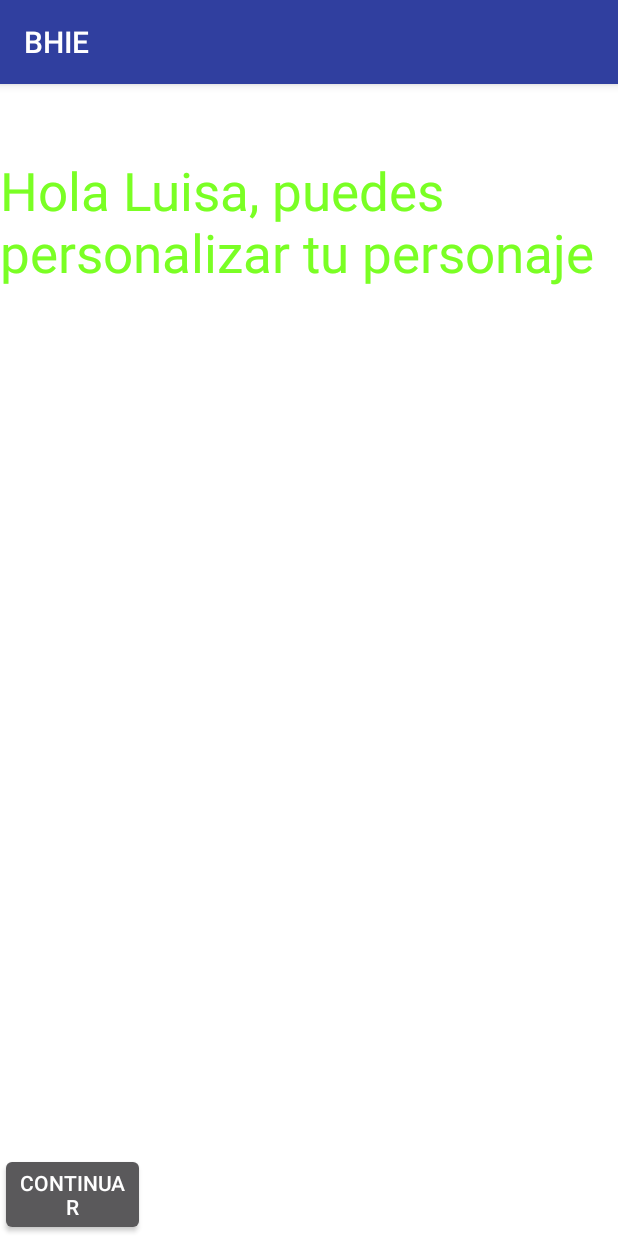
After one commit to oeroaq/BHLIE, an Android app: the SuperHeroActivity screen opened directly, with no data from a screen before it, on a phone screen of 412 x 824 dp. The commit adds this screen. Run offline under Robolectric (Android 15) with nearby library versions, the phone set to English and light mode, and no system bars.

Commit message:
Fernando: Firsts Activities

```diff
--- a/app/build.gradle
+++ b/app/build.gradle
@@ -21,6 +21,7 @@ android {
 dependencies {
     implementation fileTree(dir: 'libs', include: ['*.jar'])
     implementation 'com.android.support.constraint:constraint-layout:1.1.0'
+    implementation 'com.android.support:support-annotations:27.1.1'
     testImplementation 'junit:junit:4.12'
     androidTestImplementation 'com.android.support.test.espresso:espresso-core:3.0.2'
     // ARCore library
--- /dev/null
+++ b/app/src/main/java/project/tpi/oroa/bhie/Kids/SuperHeroActivity.java
@@ -0,0 +1,28 @@
+package project.tpi.oroa.bhie.Kids;
+
+import android.app.Activity;
+import android.content.Intent;
+import android.support.v7.app.AppCompatActivity;
+import android.os.Bundle;
+import android.view.View;
+
+import project.tpi.oroa.bhie.R;
+
+public class SuperHeroActivity extends Activity {
+
+    @Override
+    protected void onCreate(Bundle savedInstanceState) {
+        super.onCreate(savedInstanceState);
+        setContentView(R.layout.activity_super_hero);
+    }
+
+    public void onClickChooseGame(View v)
+    {
+        try {
+            Intent k = new Intent(SuperHeroActivity.this, ChooseGameActivity.class);
+            startActivity(k);
+        } catch(Exception e) {
+            e.printStackTrace();
+        }
+    }
+}
--- /dev/null
+++ b/app/src/main/res/layout/activity_super_hero.xml
@@ -0,0 +1,40 @@
+<?xml version="1.0" encoding="utf-8"?>
+<RelativeLayout xmlns:android = "http://schemas.android.com/apk/res/android"
+    xmlns:tools = "http://schemas.android.com/tools" android:layout_width="match_parent"
+    android:layout_height = "match_parent"
+    android:background="@color/white"
+    tools:context=".Kids.InitialMenuKidsActivity">
+
+    <TextView
+        android:text = "SeekerHeroes"
+        android:layout_width="wrap_content"
+        android:layout_height = "wrap_content"
+        android:id = "@+id/textview"
+        android:textSize = "35dp"
+        android:layout_alignParentTop = "true"
+        android:layout_centerHorizontal = "true" />
+
+
+    <TextView
+        android:layout_width = "wrap_content"
+        android:layout_height = "wrap_content"
+        android:text = "Hola Luisa, puedes personalizar tu personaje"
+        android:id = "@+id/textView"
+        android:layout_below = "@+id/textview"
+        android:layout_centerHorizontal = "true"
+        android:textColor = "#ff7aff24"
+        android:textSize = "35dp" />
+
+    <Button
+        android:layout_width="wrap_content"
+        android:layout_height="wrap_content"
+        android:text="Continuar"
+        android:id="@+id/button"
+        android:layout_alignParentBottom="true"
+        android:layout_toLeftOf="@+id/textview"
+        android:layout_toStartOf="@+id/textview"
+        android:onClick="onClickChooseGame" />
+
+
+
+</RelativeLayout>
--- a/app/src/main/res/values/colors.xml
+++ b/app/src/main/res/values/colors.xml
@@ -3,4 +3,5 @@
     <color name="colorPrimary">#3F51B5</color>
     <color name="colorPrimaryDark">#303F9F</color>
     <color name="colorAccent">#FF4081</color>
+    <color name="white">#FFFFFF</color>
 </resources>
--- /dev/null
+++ b/app/src/main/res/values/dimens.xml
@@ -0,0 +1,5 @@
+<resources>
+    <!-- Default screen margins, per the Android Design guidelines. -->
+    <dimen name="activity_horizontal_margin">16dp</dimen>
+    <dimen name="activity_vertical_margin">16dp</dimen>
+</resources>
--- a/build.gradle
+++ b/build.gradle
@@ -7,7 +7,7 @@ buildscript {
         jcenter()
     }
     dependencies {
-        classpath 'com.android.tools.build:gradle:3.1.2'
+        classpath 'com.android.tools.build:gradle:3.3.1'
 
 
         // NOTE: Do not place your application dependencies here; they belong
```
Also changed, not shown: app/src/main/AndroidManifest.xml (+32 -10 lines), app/src/main/java/project/tpi/oroa/bhie/InitialMenuActivity.java (added, +27 -0 lines), app/src/main/java/project/tpi/oroa/bhie/Kids/ChooseGameActivity.java (added, +16 -0 lines), app/src/main/java/project/tpi/oroa/bhie/Kids/CreateSuperHeroActivity.java (added, +15 -0 lines), app/src/main/java/project/tpi/oroa/bhie/Kids/InitialMenuKidsActivity.java (added, +40 -0 lines), app/src/main/res/layout/activity_choose_game.xml (added, +28 -0 lines), app/src/main/res/layout/activity_create_super_hero.xml (added, +25 -0 lines), app/src/main/res/layout/activity_initial_menu.xml (added, +44 -0 lines), app/src/main/res/layout/activity_initial_menu_kids.xml (added, +36 -0 lines), app/src/main/res/values/strings.xml (+14 -0 lines), gradle/wrapper/gradle-wrapper.properties, 3 other files.
